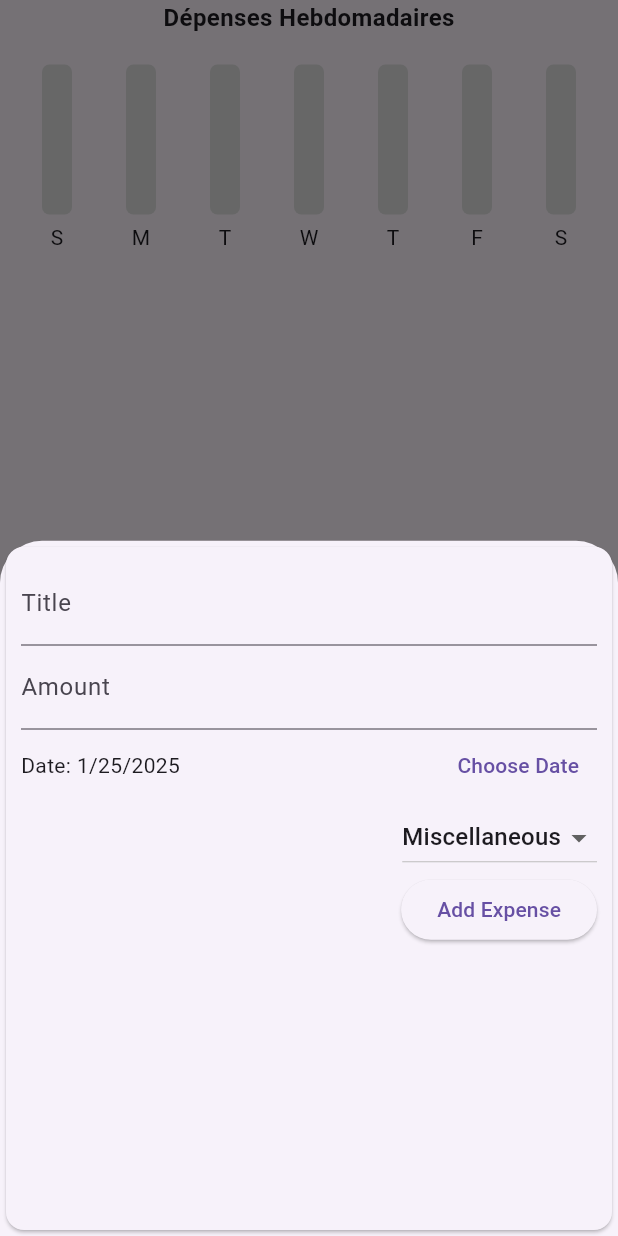
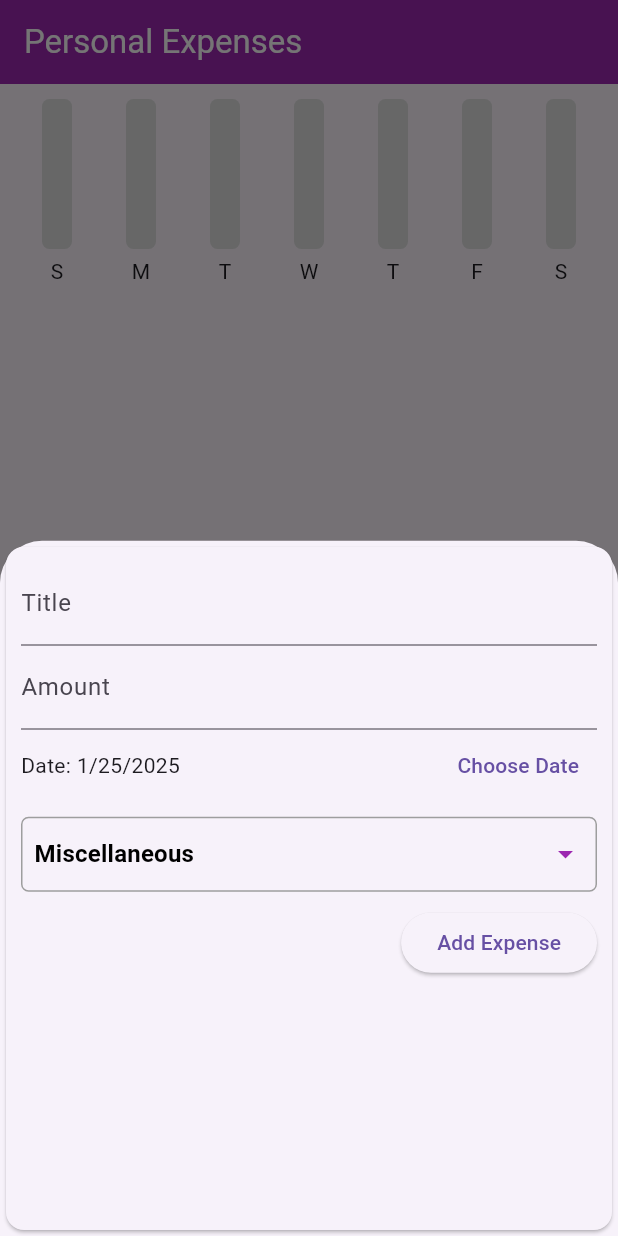
Before and after one commit to njike07/finalproject, a Flutter app: the ExpenseList screen opened directly, after a tap on the "add" icon, on a phone screen of 412 x 824 dp. Run offline on Flutter 3.47's test engine with Material 3 defaults, Android fonts, the light colour scheme and no system bars; drawn by our look-alikes of curved_navigation_bar; our stand-ins replace firebase_auth, firebase_core, fl_chart; accounts and stored records are empty; network calls fail.

Commit message:
commit on category

```diff
--- a/lib/components/add_transaction.dart
+++ b/lib/components/add_transaction.dart
@@ -47,10 +47,8 @@ class _AddTransactionState extends State<AddTransaction> {
 
     // Appeler la fonction pour ajouter ou modifier une dépense
     if (widget.existingExpense != null) {
-      // Modifier une dépense existante
       widget.addExpense(title, amount, selectedCategory, selectedDate);
     } else {
-      // Ajouter une nouvelle dépense
       widget.addExpense(title, amount, selectedCategory, selectedDate);
     }
 
@@ -99,12 +97,28 @@ class _AddTransactionState extends State<AddTransaction> {
                 ),
               ],
             ),
-            DropdownButton<String>(
+            Container(
+              decoration: BoxDecoration(
+                border: Border.all(color: Colors.grey, width: 1),
+                borderRadius: BorderRadius.circular(5),
+              ),
+              margin: EdgeInsets.only(
+                  top: 10, bottom: 10), // Espace autour du dropdown
+              child: DropdownButton<String>(
                 value: selectedCategory,
                 items: categories.map((String category) {
                   return DropdownMenuItem<String>(
                     value: category,
-                  child: Text(category),
+                    child: Padding(
+                      padding: const EdgeInsets.symmetric(horizontal: 8.0),
+                      child: Text(
+                        category,
+                        style: TextStyle(
+                          color: Colors.black,
+                          fontWeight: FontWeight.bold,
+                        ),
+                      ),
+                    ),
                   );
                 }).toList(),
                 onChanged: (String? newValue) {
@@ -112,6 +126,13 @@ class _AddTransactionState extends State<AddTransaction> {
                     selectedCategory = newValue!;
                   });
                 },
+                icon: Padding(
+                  padding: const EdgeInsets.symmetric(horizontal: 8.0),
+                  child: Icon(Icons.arrow_drop_down, color: Colors.purple),
+                ),
+                isExpanded: true, // Prendre tout l'espace disponible
+                underline: SizedBox(), // Supprimer la ligne par défaut
+              ),
             ),
             ElevatedButton(
               onPressed: _submitData,
--- a/lib/pages/homePage.dart
+++ b/lib/pages/homePage.dart
@@ -2,6 +2,8 @@ import 'package:flutter/material.dart';
 import 'package:projetfinal/components/add_transaction.dart';
 import 'package:projetfinal/components/expense_item.dart';
 import 'package:intl/intl.dart';
+import 'package:curved_navigation_bar/curved_navigation_bar.dart';
+import 'package:projetfinal/pages/category_expenses.dart';
 
 void main() => runApp(Homepage());
 
@@ -14,16 +16,7 @@ class Homepage extends StatelessWidget {
         primarySwatch: Colors.purple,
         fontFamily: 'Quicksand',
       ),
-      home: Scaffold(
-        appBar: AppBar(
-          backgroundColor: Colors.purple,
-          title: Text(
-            "Personal Expenses",
-            style: TextStyle(color: Colors.white),
-          ),
-        ),
-        body: ExpenseList(),
-      ),
+      home: ExpenseList(),
     );
   }
 }
@@ -66,34 +59,31 @@ class _ExpenseListState extends State<ExpenseList> {
     });
   }
 
+  // Fonction pour obtenir les dépenses par jour
   List<double> _getWeeklyExpenses() {
-    List<double> weeklyExpenses = List.filled(7, 0.0);
-    DateTime now = DateTime.now();
-
+    List<double> weeklyExpenses =
+        List.filled(7, 0.0); // Une liste pour chaque jour de la semaine
     for (var expense in _expenses) {
-      if (expense.date.isAfter(now.subtract(Duration(days: now.weekday - 1))) &&
-          expense.date.isBefore(now.add(Duration(days: 8 - now.weekday)))) {
-        int weekdayIndex = expense.date.weekday - 1;
-        weeklyExpenses[weekdayIndex] += expense.amount;
-      }
+      int weekday = expense.date.weekday; // 1 = Lundi, 7 = Dimanche
+      weeklyExpenses[weekday - 1] +=
+          expense.amount; // Ajoute le montant à la bonne journée
     }
     return weeklyExpenses;
   }
 
   @override
   Widget build(BuildContext context) {
-    return Column(
+    return Scaffold(
+      appBar: AppBar(
+        backgroundColor: Colors.purple,
+        title: Text(
+          "Personal Expenses",
+          style: TextStyle(color: Colors.white),
+        ),
+      ),
+      body: Column(
         children: <Widget>[
-        Column(
-          children: [
-            Text(
-              'Dépenses Hebdomadaires',
-              style: TextStyle(fontSize: 16, fontWeight: FontWeight.bold),
-            ),
-            SizedBox(height: 10),
-            _buildWeeklyExpensesChart(),
-          ],
-        ),
+          _buildWeeklyExpensesChart(), // Ajout du graphique des dépenses hebdomadaires
           Expanded(
             child: ListView.builder(
               itemCount: _expenses.length,
@@ -102,49 +92,12 @@ class _ExpenseListState extends State<ExpenseList> {
                 return Card(
                   child: ListTile(
                     title: Text(expense.title),
-                  subtitle: Column(
-                    crossAxisAlignment: CrossAxisAlignment.start,
-                    children: [
-                      Text(
-                        '\$${expense.amount.toStringAsFixed(2)}',
-                        style: TextStyle(color: Colors.blueGrey),
-                      ),
-                      Text(
-                        expense.category,
-                        style: TextStyle(color: Colors.blueGrey),
-                      ),
-                      Text(
-                        DateFormat.yMd().format(expense.date),
-                        style: TextStyle(color: Colors.blueGrey),
-                      ),
-                    ],
-                  ),
-                  trailing: Row(
-                    mainAxisSize: MainAxisSize.min,
-                    children: [
-                      IconButton(
-                        icon: Icon(Icons.edit, color: Colors.blue),
-                        onPressed: () {
-                          showModalBottomSheet(
-                            context: context,
-                            builder: (ctx) => AddTransaction(
-                              (newTitle, newAmount, newCategory, newDate) {
-                                _editExpense(expense, newTitle, newAmount,
-                                    newCategory, newDate);
-                                Navigator.of(ctx).pop();
-                              },
-                              existingExpense: expense,
-                            ),
-                          );
-                        },
-                      ),
-                      IconButton(
+                    subtitle: Text('\$${expense.amount.toStringAsFixed(2)}'),
+                    trailing: IconButton(
                       icon: Icon(Icons.delete, color: Colors.red),
                       onPressed: () {
                         _deleteExpense(expense.title);
                       },
-                      ),
-                    ],
                     ),
                   ),
                 );
@@ -163,12 +116,38 @@ class _ExpenseListState extends State<ExpenseList> {
             child: Icon(Icons.add),
           ),
         ],
+      ),
+      bottomNavigationBar: CurvedNavigationBar(
+        backgroundColor: Colors.blueAccent,
+        items: <Widget>[
+          Icon(Icons.add, size: 30),
+          Icon(Icons.list, size: 30),
+          Icon(Icons.compare_arrows, size: 30),
+        ],
+        onTap: (index) {
+          if (index == 0) {
+            showModalBottomSheet(
+              context: context,
+              builder: (ctx) => AddTransaction(_addExpense),
+            );
+          } else if (index == 1) {
+            Navigator.push(
+              context,
+              MaterialPageRoute(
+                builder: (context) => CategoryExpenses(
+                    expenses: _expenses), // Ajoutez les dépenses ici
+              ),
+            );
+          } else if (index == 2) {}
+        },
+      ),
     );
   }
 
   Widget _buildWeeklyExpensesChart() {
     List<double> expenses = _getWeeklyExpenses();
-    double maxExpense = expenses.reduce((a, b) => a > b ? a : b);
+    double maxExpense =
+        expenses.reduce((a, b) => a > b ? a : b); // Trouver le montant maximum
     double maxBarHeight = 100.0;
 
     return Padding(
@@ -182,8 +161,8 @@ class _ExpenseListState extends State<ExpenseList> {
           return Column(
             children: [
               Container(
-                height: maxBarHeight,
-                width: 20,
+                height: maxBarHeight, // Hauteur  de la barre
+                width: 20, // Largeur de la barre
                 decoration: BoxDecoration(
                   color: Colors.grey[300],
                   borderRadius: BorderRadius.circular(5),
@@ -199,7 +178,7 @@ class _ExpenseListState extends State<ExpenseList> {
                 ),
               ),
               SizedBox(height: 5),
-              Text(_getWeekdayLabel(index)),
+              Text(_getWeekdayLabel(index)), // Jours de la semaine
             ],
           );
         }),
--- a/pubspec.yaml
+++ b/pubspec.yaml
@@ -38,6 +38,8 @@ dependencies:
   firebase_core: ^3.10.1
   firebase_auth: ^5.4.1
   intl: ^0.20.1
+  curved_navigation_bar: ^1.0.6
+  fl_chart: ^0.50.0
 
 dev_dependencies:
   flutter_test:
```
Also changed, not shown: lib/pages/category_expenses.dart (added, +67 -0 lines), pubspec.lock. Lines whose indentation alone changed are shown as unchanged.
